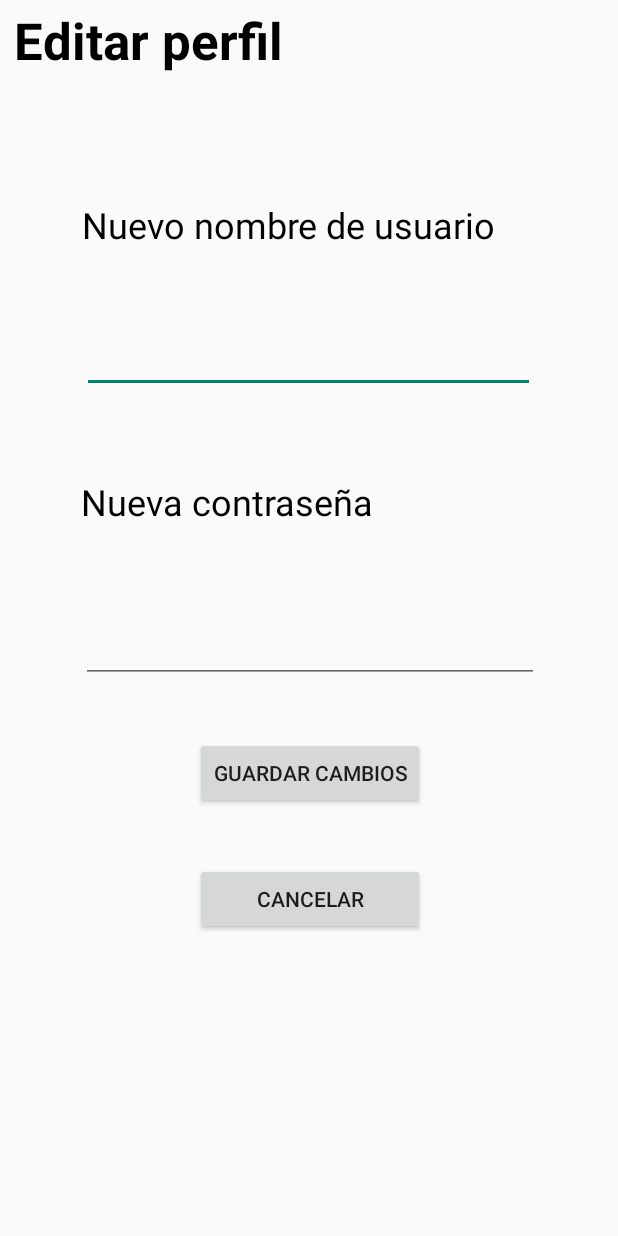
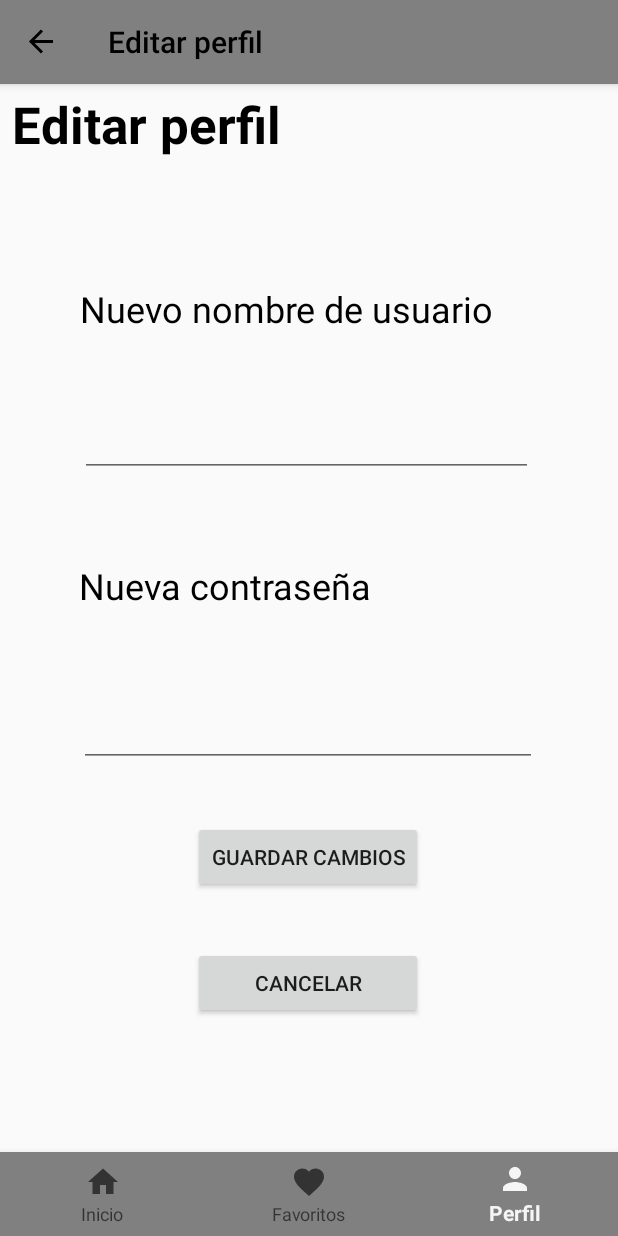
Before and after one commit to AdrianUEx/Fruticion2.0, an Android app: the ProfileFragment screen opened through its navigation route, after a tap on "EDITAR PERFIL", on a phone screen of 412 x 824 dp. Run offline under Robolectric (Android 15) with nearby library versions, the phone set to English and light mode, and no system bars; our stand-ins replace Room's generated code, navigation-ui; 3 statements that could not run were skipped; 1 other tap on this screen came first.

Commit message:
Cambiado EditProfileActivity por EditProfileFragment. Añadido EditProfileFragment al grafo de navegacion. Eliminado metodo de navegación a EditProfileActivity en ProfileFragment.

```diff
--- a/app/src/main/java/com/example/fruticion/activity/EditProfileActivity.kt
+++ /dev/null
@@ -1,71 +0,0 @@
-package com.example.fruticion.activity
-
-import android.content.Context
-import android.content.Intent
-import androidx.appcompat.app.AppCompatActivity
-import android.os.Bundle
-import android.util.Log
-import androidx.lifecycle.lifecycleScope
-import com.example.fruticion.activity.LoginActivity.Companion.currentUserId
-import com.example.fruticion.database.FruticionDatabase
-import com.example.fruticion.databinding.ActivityEditProfileBinding
-import com.example.fruticion.model.User
-import kotlinx.coroutines.launch
-
-class EditProfileActivity : AppCompatActivity() {
-
-    private lateinit var binding: ActivityEditProfileBinding
-    private lateinit var db: FruticionDatabase
-    companion object {
-        fun start(
-            context: Context,
-        ) {
-            val intent = Intent(context, EditProfileActivity::class.java)
-            context.startActivity(intent)
-        }
-    }
-    override fun onCreate(savedInstanceState: Bundle?) {
-        super.onCreate(savedInstanceState)
-        binding = ActivityEditProfileBinding.inflate(layoutInflater)
-        setContentView(binding.root)
-
-        // Se obtiene la instancia de la base de datos. La sintaxis siempre debe ser asi.
-        db = FruticionDatabase.getInstance(applicationContext)!!
-
-        setUpListeners()
-
-    }
-
-    private fun setUpListeners() {
-        with(binding){
-
-            buttonSaveChanges.setOnClickListener{
-
-                //Hay que usar toString() porque text (getText() por detras) devuelve de tipo CharSequence!
-                var newName = binding.newUsernameEditText?.text.toString()
-                var newPassword = binding.newPasswordEditText?.text.toString()
-
-                //corrutina obligatoria para hacer operaciones con la BD o con la API (tareas pesadas)
-                lifecycleScope.launch {
-                    if(newName.isEmpty())
-                        newName = db.userDao().getUserById(currentUserId).username
-                    if(newPassword.isEmpty())
-                        newPassword = db.userDao().getUserById(currentUserId).password
-                    db.userDao().updateUser(User(
-                        currentUserId, //este es un companion object que viene cargado desde el login
-                        newName,
-                        newPassword
-                    ))
-                }
-
-                finish()
-            }
-
-            buttonCancelChanges?.setOnClickListener{
-                finish()
-            }
-        }
-    }
-
-
-}
--- /dev/null
+++ b/app/src/main/java/com/example/fruticion/fragments/EditProfileFragment.kt
@@ -0,0 +1,76 @@
+package com.example.fruticion.fragments
+
+import android.os.Bundle
+import androidx.fragment.app.Fragment
+import android.view.LayoutInflater
+import android.view.View
+import android.view.ViewGroup
+import androidx.lifecycle.lifecycleScope
+import androidx.navigation.fragment.findNavController
+import com.example.fruticion.activity.LoginActivity
+import com.example.fruticion.database.FruticionDatabase
+import com.example.fruticion.databinding.FragmentEditProfileBinding
+import com.example.fruticion.model.User
+import kotlinx.coroutines.launch
+
+class EditProfileFragment : Fragment() {
+
+    private lateinit var binding: FragmentEditProfileBinding
+    private lateinit var db: FruticionDatabase
+
+    override fun onCreateView(
+        inflater: LayoutInflater, container: ViewGroup?,
+        savedInstanceState: Bundle?
+    ): View? {
+
+
+        binding = FragmentEditProfileBinding.inflate(layoutInflater)
+
+
+        // Se obtiene la instancia de la base de datos. La sintaxis siempre debe ser asi.
+        db = FruticionDatabase.getInstance(requireContext().applicationContext)!!
+
+        setUpListeners()
+
+        // Inflate the layout for this fragment
+        return binding.root
+    }
+
+    private fun setUpListeners() {
+        with(binding) {
+
+            buttonSaveChanges.setOnClickListener {
+
+                //Hay que usar toString() porque text (getText() por detras) devuelve de tipo CharSequence!
+                var newName = newUsernameEditText?.text.toString()
+                var newPassword = newPasswordEditText?.text.toString()
+
+                //corrutina obligatoria para hacer operaciones con la BD o con la API (tareas pesadas)
+                lifecycleScope.launch {
+                    if (newName.isEmpty())
+                        newName = db.userDao().getUserById(LoginActivity.currentUserId).username
+                    if (newPassword.isEmpty())
+                        newPassword = db.userDao().getUserById(LoginActivity.currentUserId).password
+
+                    db.userDao().updateUser(
+                        User(
+                            LoginActivity.currentUserId, //este es un companion object que viene cargado desde el login
+                            newName,
+                            newPassword
+                        )
+                    )
+                }
+                //Tras pulsar Guardar Cambios se vuelve a ProfileFragment
+                val action = EditProfileFragmentDirections.actionEditProfileFragmentToProfileFragment()
+                findNavController().navigate(action)
+            }
+            // Al pulsar el boton Cancelar, se vuelve al ProfileFragment
+            buttonCancelChanges?.setOnClickListener {
+                val action =
+                    EditProfileFragmentDirections.actionEditProfileFragmentToProfileFragment()
+                findNavController().navigate(action)
+            }
+        }
+    }
+
+}
--- a/app/src/main/java/com/example/fruticion/fragments/ProfileFragment.kt
+++ b/app/src/main/java/com/example/fruticion/fragments/ProfileFragment.kt
@@ -7,13 +7,10 @@ import android.view.LayoutInflater
 import android.view.View
 import android.view.ViewGroup
 import androidx.lifecycle.lifecycleScope
-import androidx.navigation.NavController
 import androidx.navigation.fragment.findNavController
-import com.example.fruticion.activity.EditProfileActivity
 import com.example.fruticion.activity.LoginActivity.Companion.currentUserId
 import com.example.fruticion.database.FruticionDatabase
 import com.example.fruticion.databinding.FragmentProfileBinding
-import com.example.fruticion.model.User
 import kotlinx.coroutines.launch
 
 class ProfileFragment : Fragment() {
@@ -38,46 +35,52 @@ class ProfileFragment : Fragment() {
     override fun onViewCreated(view: View, savedInstanceState: Bundle?) {
         super.onViewCreated(view, savedInstanceState)
 
-        //se recupera el nombre y la contraseña del usuario desde la BD
-        lifecycleScope.launch{
+        with(binding){
+            //se recupera el nombre y la contraseña del usuario desde la BD por primera vez
+            lifecycleScope.launch {
                 var user = db.userDao().getUserById(currentUserId)
-            binding.valueProfileName.text = user.username
-            binding.valueProfilePassword.text = user.password
+                valueProfileName.text = user.username
+                valueProfilePassword.text = user.password
             }
 
             //boton de Editar Perfil
-        binding.editProfileButton.setOnClickListener{
-            navigateToEditProfileActivity()
+            editProfileButton.setOnClickListener {
+                val action = ProfileFragmentDirections.actionProfileFragmentToEditProfileFragment()
+                findNavController().navigate(action)
+                // navigateToEditProfileActivity()
             }
             //boton de Logout
-        binding.logoutButton.setOnClickListener {
+            logoutButton.setOnClickListener {
                 logout()
             }
             //boton de Ajustes
-        binding.settingButton.setOnClickListener {
+            settingButton.setOnClickListener {
                 val action = SettingsFragmentDirections.settingButton()
                 findNavController().navigate(action)
             }
         }
 
-    //Este metodo sirve para que los campos estén actualizados al volver desde EditProfileActivity. No funciona usando onViewStateRestored()
+    }
+
+    //Este metodo sirve para que los campos estén actualizados al volver desde EditProfileFragment. No funciona usando onViewStateRestored()
     override fun onStart() {
         super.onStart()
         //se recupera el nombre y la contraseña del usuario desde la BD
-        lifecycleScope.launch{
+        lifecycleScope.launch {
             val user = db.userDao().getUserById(currentUserId)
             binding.valueProfileName.text = user.username
             binding.valueProfilePassword.text = user.password
         }
     }
-    private fun navigateToEditProfileActivity() {
-        EditProfileActivity.start(requireContext())
-    }
 
     // finaliza la Activity de la que cuelga este Fragment (invoca por detras a onDestroy())
-    private fun logout(){
-        Log.i("valor de currentUserId", "El valor de currentUserId justo antes de cerrar sesión es: $currentUserId")
-        currentUserId = null // Lo pongo a null para asegurarme de que no sigue cargado cuando se cierra sesión. currentUserId es un companion object que esta cargado desde la invocacion del login
+    private fun logout() {
+        Log.i(
+            "valor de currentUserId",
+            "El valor de currentUserId justo antes de cerrar sesión es: $currentUserId"
+        )
+        currentUserId =
+            null // Lo pongo a null para asegurarme de que no sigue cargado cuando se cierra sesión. currentUserId es un companion object que esta cargado desde la invocacion del login
         requireActivity().finish()
     }
 
--- a/app/src/main/res/layout-land/activity_edit_profile.xml
+++ /dev/null
@@ -1,107 +0,0 @@
-<?xml version="1.0" encoding="utf-8"?>
-<androidx.constraintlayout.widget.ConstraintLayout xmlns:android="http://schemas.android.com/apk/res/android"
-    xmlns:app="http://schemas.android.com/apk/res-auto"
-    xmlns:tools="http://schemas.android.com/tools"
-    android:layout_width="match_parent"
-    android:layout_height="match_parent"
-    tools:context=".activity.EditProfileActivity">
-
-    <ScrollView
-        android:layout_width="0dp"
-        android:layout_height="0dp"
-        app:layout_constraintBottom_toBottomOf="parent"
-        app:layout_constraintEnd_toEndOf="parent"
-        app:layout_constraintStart_toStartOf="parent"
-        app:layout_constraintTop_toTopOf="parent">
-
-        <androidx.constraintlayout.widget.ConstraintLayout
-            android:layout_width="match_parent"
-            android:layout_height="wrap_content"
-            android:orientation="vertical" >
-
-            <TextView
-                android:id="@+id/editPassword"
-                android:layout_width="300dp"
-                android:layout_height="80dp"
-                android:layout_marginTop="24dp"
-                android:text="@string/value_edit_password"
-                app:layout_constraintBottom_toBottomOf="@+id/editNameTextView"
-                app:layout_constraintStart_toStartOf="@+id/editPasswordTitle"
-                app:layout_constraintTop_toBottomOf="@+id/editPasswordTitle" />
-
-            <EditText
-                android:id="@+id/editNameTitle"
-                android:layout_width="300dp"
-                android:layout_height="80dp"
-                android:layout_marginTop="44dp"
-                android:ems="10"
-                android:inputType="text"
-                android:text="@string/text_edit_username"
-                android:textStyle="bold"
-                app:layout_constraintEnd_toEndOf="parent"
-                app:layout_constraintHorizontal_bias="0.085"
-                app:layout_constraintStart_toStartOf="parent"
-                app:layout_constraintTop_toBottomOf="@+id/title_edit_profile" />
-
-            <TextView
-                android:id="@+id/editNameTextView"
-                android:layout_width="300dp"
-                android:layout_height="80dp"
-                android:layout_marginTop="24dp"
-                android:text="@string/value_edit_username"
-                app:layout_constraintStart_toStartOf="@+id/editNameTitle"
-                app:layout_constraintTop_toBottomOf="@+id/editNameTitle" />
-
-            <EditText
-                android:id="@+id/editPasswordTitle"
-                android:layout_width="300dp"
-                android:layout_height="80dp"
-                android:layout_marginStart="52dp"
-                android:ems="10"
-                android:inputType="text"
-                android:text="@string/text_edit_password"
-                android:textStyle="bold"
-                app:layout_constraintEnd_toEndOf="parent"
-                app:layout_constraintHorizontal_bias="0.0"
-                app:layout_constraintStart_toEndOf="@+id/editNameTitle"
-                app:layout_constraintTop_toTopOf="@+id/editNameTitle" />
-
-            <Button
-                android:id="@+id/button_save_changes"
-                android:layout_width="0dp"
-                android:layout_height="wrap_content"
-                android:layout_marginTop="32dp"
-                android:text="@string/save_edit_button"
-                app:layout_constraintEnd_toEndOf="@+id/editNameTextView"
-                app:layout_constraintHorizontal_bias="0.85"
-                app:layout_constraintStart_toStartOf="@+id/editNameTextView"
-                app:layout_constraintTop_toBottomOf="@+id/editNameTextView" />
-
-            <Button
-                android:id="@+id/button_save_changes2"
-                android:layout_width="0dp"
-                android:layout_height="wrap_content"
-                android:layout_marginTop="32dp"
-                android:text="@string/cancel_edit_button"
-                app:layout_constraintEnd_toEndOf="@+id/editPassword"
-                app:layout_constraintHorizontal_bias="0.15"
-                app:layout_constraintStart_toStartOf="@+id/editPassword"
-                app:layout_constraintTop_toBottomOf="@+id/editPassword" />
-
-            <EditText
-                android:id="@+id/title_edit_profile"
-                android:layout_width="0dp"
-                android:layout_height="wrap_content"
-                android:layout_marginTop="4dp"
-                android:ems="10"
-                android:inputType="text"
-                android:text="Editar perfil"
-                android:textSize="34sp"
-                android:textStyle="bold"
-                app:layout_constraintEnd_toEndOf="parent"
-                app:layout_constraintStart_toStartOf="parent"
-                app:layout_constraintTop_toTopOf="parent" />
-
-        </androidx.constraintlayout.widget.ConstraintLayout>
-    </ScrollView>
-</androidx.constraintlayout.widget.ConstraintLayout>
--- a/app/src/main/res/layout/activity_edit_profile.xml
+++ b/app/src/main/res/layout-land/fragment_edit_profile.xml
@@ -4,7 +4,7 @@
     xmlns:tools="http://schemas.android.com/tools"
     android:layout_width="match_parent"
     android:layout_height="match_parent"
-    tools:context=".activity.EditProfileActivity">
+    tools:context=".fragments.EditProfileFragment">
 
     <TextView
         android:id="@+id/editarPerfilTextView"
--- /dev/null
+++ b/app/src/main/res/layout/fragment_edit_profile.xml
@@ -0,0 +1,98 @@
+<?xml version="1.0" encoding="utf-8"?>
+<androidx.constraintlayout.widget.ConstraintLayout xmlns:android="http://schemas.android.com/apk/res/android"
+    xmlns:app="http://schemas.android.com/apk/res-auto"
+    xmlns:tools="http://schemas.android.com/tools"
+    android:layout_width="match_parent"
+    android:layout_height="match_parent"
+    tools:context=".fragments.EditProfileFragment">
+
+    <TextView
+        android:id="@+id/editarPerfilTextView"
+        android:layout_width="wrap_content"
+        android:layout_height="wrap_content"
+        android:layout_marginTop="4dp"
+        android:contentDescription="Titulo de la pantalla Editar perfil"
+        android:ems="10"
+        android:text="@string/title_edit"
+        android:textAppearance="@style/TextAppearance.AppCompat.Body1"
+        android:textColor="@color/black"
+        android:textSize="34sp"
+        android:textStyle="bold"
+        app:layout_constraintEnd_toEndOf="parent"
+        app:layout_constraintStart_toStartOf="parent"
+        app:layout_constraintTop_toTopOf="parent" />
+
+    <TextView
+        android:id="@+id/editNameTextView"
+        android:layout_width="303dp"
+        android:layout_height="49dp"
+        android:layout_marginTop="84dp"
+        android:text="@string/value_edit_username"
+        android:textColor="@color/black"
+        android:textSize="24sp"
+        app:layout_constraintEnd_toEndOf="parent"
+        app:layout_constraintStart_toStartOf="parent"
+        app:layout_constraintTop_toBottomOf="@+id/editarPerfilTextView" />
+
+    <EditText
+        android:id="@+id/newUsernameEditText"
+        android:layout_width="302dp"
+        android:layout_height="63dp"
+        android:layout_marginTop="16dp"
+        android:contentDescription="Barra para insertar el nuevo nombre de usuario"
+        android:ems="10"
+        android:inputType="text"
+        app:layout_constraintEnd_toEndOf="@+id/editNameTextView"
+        app:layout_constraintHorizontal_bias="0.0"
+        app:layout_constraintStart_toStartOf="@+id/editNameTextView"
+        app:layout_constraintTop_toBottomOf="@+id/editNameTextView" />
+
+    <TextView
+        android:id="@+id/newPasswordTextView"
+        android:layout_width="310dp"
+        android:layout_height="58dp"
+        android:layout_marginTop="56dp"
+        android:text="@string/text_edit_password"
+        android:textColor="@color/black"
+        android:textSize="24sp"
+        app:layout_constraintEnd_toEndOf="parent"
+        app:layout_constraintHorizontal_bias="0.532"
+        app:layout_constraintStart_toStartOf="parent"
+        app:layout_constraintTop_toBottomOf="@+id/newUsernameEditText" />
+
+    <EditText
+        android:id="@+id/newPasswordEditText"
+        android:layout_width="305dp"
+        android:layout_height="63dp"
+        android:layout_marginTop="16dp"
+        android:contentDescription="Campo para introducir la nueva contraseña"
+        android:ems="10"
+        android:inputType="textPassword"
+        app:layout_constraintEnd_toEndOf="@+id/newPasswordTextView"
+        app:layout_constraintHorizontal_bias="0.0"
+        app:layout_constraintStart_toStartOf="@+id/newPasswordTextView"
+        app:layout_constraintTop_toBottomOf="@+id/newPasswordTextView" />
+
+    <Button
+        android:id="@+id/button_save_changes"
+        android:layout_width="wrap_content"
+        android:layout_height="wrap_content"
+        android:layout_marginTop="36dp"
+        android:text="@string/save_edit_button"
+        app:layout_constraintEnd_toEndOf="parent"
+        app:layout_constraintHorizontal_bias="0.503"
+        app:layout_constraintStart_toStartOf="parent"
+        app:layout_constraintTop_toBottomOf="@+id/newPasswordEditText" />
+
+    <Button
+        android:id="@+id/button_cancel_changes"
+        android:layout_width="0dp"
+        android:layout_height="wrap_content"
+        android:layout_marginTop="36dp"
+        android:text="@string/cancel_edit_button"
+        app:layout_constraintEnd_toEndOf="@+id/button_save_changes"
+        app:layout_constraintHorizontal_bias="0.473"
+        app:layout_constraintStart_toStartOf="@+id/button_save_changes"
+        app:layout_constraintTop_toBottomOf="@+id/button_save_changes" />
+
+</androidx.constraintlayout.widget.ConstraintLayout>
--- a/app/src/main/res/navigation/grafo_navegacion.xml
+++ b/app/src/main/res/navigation/grafo_navegacion.xml
@@ -31,7 +31,11 @@
         android:id="@+id/profileFragment"
         android:name="com.example.fruticion.fragments.ProfileFragment"
         android:label="@string/title_profile"
-        tools:layout="@layout/fragment_profile" />
+        tools:layout="@layout/fragment_profile" >
+        <action
+            android:id="@+id/action_profileFragment_to_editProfileFragment"
+            app:destination="@id/editProfileFragment" />
+    </fragment>
     <fragment
         android:id="@+id/settingsFragment"
         android:name="com.example.fruticion.fragments.SettingsFragment"
@@ -45,4 +49,13 @@
             android:name="fruitId"
             app:argType="long" />
     </fragment>
+    <fragment
+        android:id="@+id/editProfileFragment"
+        android:name="com.example.fruticion.fragments.EditProfileFragment"
+        android:label="@string/title_edit"
+        tools:layout="@layout/fragment_edit_profile" >
+        <action
+            android:id="@+id/action_editProfileFragment_to_profileFragment"
+            app:destination="@id/profileFragment" />
+    </fragment>
 </navigation>
```
Lines whose indentation alone changed are shown as unchanged.
